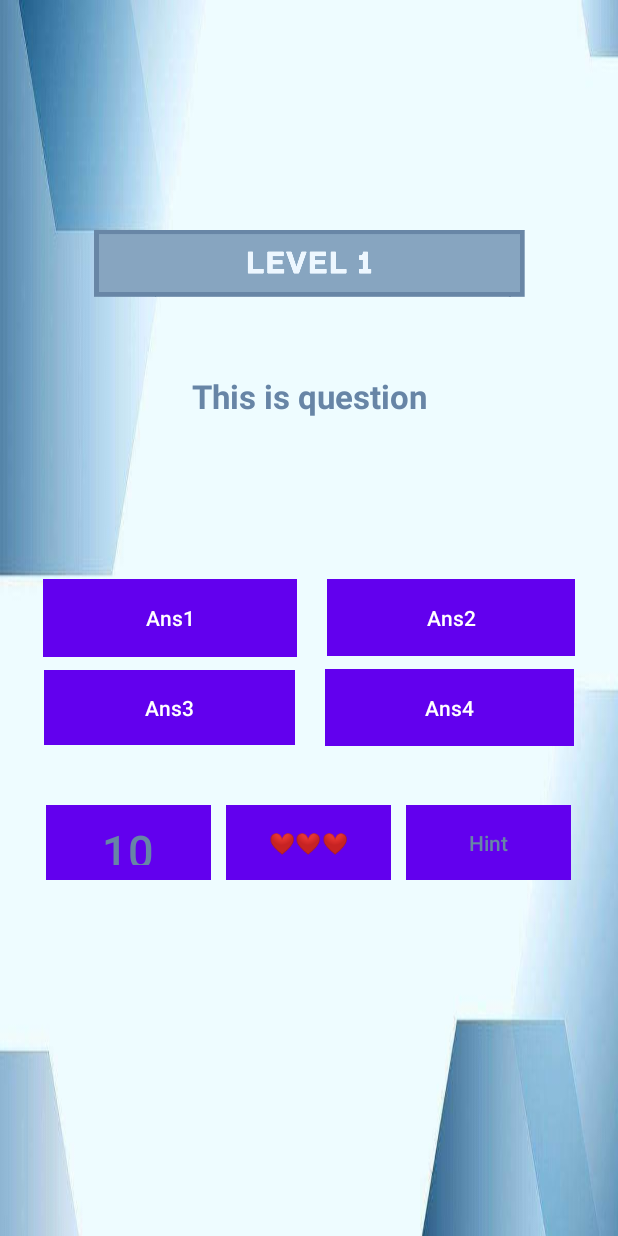
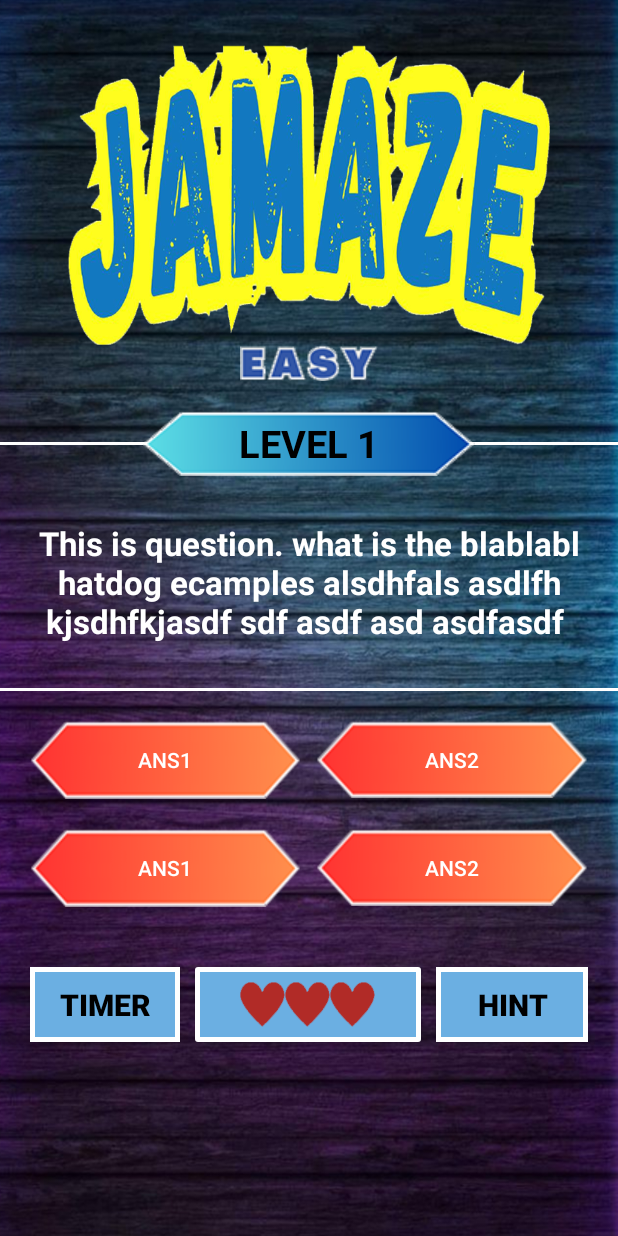
Before and after one commit to cubby02/JaMaze, an Android app: the layout activity_questions.xml on its own in the app's theme, with its tools: preview values and no code run, on a phone screen of 412 x 824 dp. Run offline under Robolectric (Android 15) with nearby library versions, the phone set to English and light mode, and no system bars.

Commit message:
layout questions

```diff
--- a/app/src/main/java/com/example/test60/Menu/ActivityQuestions.java
+++ b/app/src/main/java/com/example/test60/Menu/ActivityQuestions.java
@@ -42,7 +42,7 @@ import com.example.test60.Utilities.SoundPlayer;
 
 public class ActivityQuestions extends AppCompatActivity implements View.OnClickListener {
     public SoundPlayer sound;
-    TextView questionsTextview;
+    TextView questionsTextview,txtLevel;
     Button ans1, ans2, ans3, ans4, heart, timer, hint;
     private Button countdownButton;
     private CountDownTimer countDownTimer;
@@ -72,6 +72,7 @@ public class ActivityQuestions extends AppCompatActivity implements View.OnClick
         timer = findViewById(R.id.timer);
         hint = findViewById(R.id.hint);
         countdownButton = findViewById(R.id.timer);
+        txtLevel = findViewById(R.id.txtLevel);
 
         ans1.setOnClickListener(this);
         ans2.setOnClickListener(this);
--- /dev/null
+++ b/app/src/main/res/drawable/button_bg_shape.xml
@@ -0,0 +1,5 @@
+<?xml version="1.0" encoding="utf-8"?>
+<shape xmlns:android="http://schemas.android.com/apk/res/android">
+    <solid android:color="@color/light_blue"/>
+    <stroke android:color="@color/white" android:width="3dp"/>
+</shape>
--- a/app/src/main/res/layout/activity_congrats.xml
+++ b/app/src/main/res/layout/activity_congrats.xml
@@ -42,6 +42,7 @@
                 android:layout_gravity="center"
                 android:layout_marginTop="50dp"
                 android:layout_below="@id/msg2"
+                android:background="@android:color/transparent"
                 android:src="@drawable/continue_btn" />
 
             <LinearLayout
@@ -53,25 +54,27 @@
 
                 <ImageButton
                     android:id="@+id/homeBtn"
-                    android:layout_width="50dp"
-                    android:layout_height="50dp"
+                    android:layout_width="wrap_content"
+                    android:layout_height="wrap_content"
+                    android:background="@android:color/transparent"
                     android:src="@drawable/home_btn"
                     android:contentDescription="home" />
 
                 <ImageButton
                     android:id="@+id/settingsBtn"
-                    android:layout_width="50dp"
-                    android:layout_height="50dp"
+                    android:layout_width="wrap_content"
+                    android:layout_height="wrap_content"
                     android:src="@drawable/settings_btn"
                     android:layout_marginStart="15dp"
                     android:layout_marginEnd="15dp"
-                    android:background="@drawable/sett"
+                    android:background="@android:color/transparent"
                     android:contentDescription="settings" />
 
                 <ImageButton
                     android:id="@+id/backBtn3"
-                    android:layout_width="50dp"
-                    android:layout_height="50dp"
+                    android:layout_width="wrap_content"
+                    android:layout_height="wrap_content"
+                    android:background="@android:color/transparent"
                     android:src="@drawable/back_btn"
                     android:contentDescription="press to back" />
 
--- a/app/src/main/res/layout/activity_questions.xml
+++ b/app/src/main/res/layout/activity_questions.xml
@@ -1,147 +1,238 @@
 <?xml version="1.0" encoding="utf-8"?>
-<RelativeLayout xmlns:android="http://schemas.android.com/apk/res/android"
+<ScrollView xmlns:android="http://schemas.android.com/apk/res/android"
     xmlns:app="http://schemas.android.com/apk/res-auto"
     xmlns:tools="http://schemas.android.com/tools"
     android:layout_width="match_parent"
     android:layout_height="match_parent"
     tools:context=".Menu.ActivityQuestions"
-    android:background="@drawable/bg2">
+    android:background="@drawable/question_bg_2">
 
-    <androidx.constraintlayout.widget.ConstraintLayout
+    <LinearLayout
+        android:layout_width="match_parent"
+        android:layout_height="match_parent"
+        android:orientation="vertical">
+        <RelativeLayout
             android:layout_width="match_parent"
             android:layout_height="match_parent">
 
-        <TextView
-            android:id="@+id/questions"
+            <ImageView
+                android:id="@+id/imageView8"
                 android:layout_width="match_parent"
-            android:layout_height="wrap_content"
-            android:text="This is question"
-            android:textAlignment="center"
-            android:textColor="#6785A6"
-            android:textSize="22dp"
-            android:textStyle="bold"
-            app:layout_constraintBottom_toBottomOf="parent"
+                android:layout_height="200dp"
+                android:layout_marginTop="30dp"
+                android:layout_marginStart="20dp"
+                android:layout_marginEnd="20dp"
+                app:layout_constraintEnd_toEndOf="parent"
+                app:layout_constraintStart_toStartOf="parent"
                 app:layout_constraintTop_toTopOf="parent"
-            app:layout_constraintVertical_bias="0.314"
-            tools:layout_editor_absoluteX="0dp" />
+                android:src="@drawable/jamaze_logo"/>
 
             <ImageView
                 android:id="@+id/imageView19"
-            android:layout_width="287dp"
-            android:layout_height="151dp"
-            app:layout_constraintBottom_toBottomOf="parent"
-            app:layout_constraintEnd_toEndOf="parent"
-            app:layout_constraintStart_toStartOf="parent"
-            app:layout_constraintTop_toTopOf="parent"
-            app:layout_constraintVertical_bias="0.149"
-            app:srcCompat="@drawable/level1title" />
+                android:layout_below="@id/imageView8"
+                android:layout_width="wrap_content"
+                android:layout_height="wrap_content"
+                android:layout_centerHorizontal="true"
+                android:src="@drawable/easy_text"/>
+
+            <RelativeLayout
+                android:id="@+id/relativeLayout"
+                android:layout_marginTop="20dp"
+                android:layout_below="@id/imageView19"
+                android:layout_width="match_parent"
+                android:layout_height="wrap_content">
+                <ImageView
+                    android:layout_width="match_parent"
+                    android:layout_height="2dp"
+                    android:background="@color/white"
+                    android:layout_centerVertical="true"/>
+
+                <ImageView
+                    android:layout_width="wrap_content"
+                    android:layout_height="wrap_content"
+                    android:src="@drawable/blue_btn_bg"
+                    android:layout_centerHorizontal="true"
+                    android:layout_centerVertical="true"/>
+
+                <TextView
+                    android:id="@+id/txtLevel"
+                    android:layout_width="wrap_content"
+                    android:layout_height="wrap_content"
+                    android:text="LEVEL 1"
+                    android:textSize="25sp"
+                    android:textStyle="bold"
+                    android:textColor="@color/black"
+                    android:layout_centerHorizontal="true"
+                    android:layout_centerVertical="true"/>
+            </RelativeLayout>
+
+            <TextView
+                android:id="@+id/questions"
+                android:layout_below="@id/relativeLayout"
+                android:layout_marginStart="20dp"
+                android:layout_marginEnd="20dp"
+                android:layout_width="match_parent"
+                android:layout_height="wrap_content"
+                android:text="This is question. what is the blablabl hatdog ecamples alsdhfals asdlfh kjsdhfkjasdf sdf asdf asd asdfasdf "
+                android:textAlignment="center"
+                android:textColor="@color/white"
+                android:layout_marginTop="30dp"
+                android:textSize="22dp"
+                android:textStyle="bold" />
+
+            <ImageView
+                android:id="@+id/line"
+                android:layout_width="match_parent"
+                android:layout_height="2dp"
+                android:background="@color/white"
+                android:layout_marginTop="30dp"
+                android:layout_below="@id/questions"/>
+
 
             <LinearLayout
+                android:layout_below="@+id/line"
+                android:layout_marginTop="20dp"
+                android:paddingStart="20dp"
+                android:paddingEnd="20dp"
                 android:id="@+id/linearLayout"
                 android:layout_width="match_parent"
-            android:layout_height="match_parent"
-            android:gravity="center"
-            android:orientation="horizontal"
-            tools:layout_editor_absoluteY="120dp">
+                android:layout_height="wrap_content"
+                android:orientation="horizontal">
 
-            <Button
+                <androidx.appcompat.widget.AppCompatButton
                     android:id="@+id/ans1"
-                android:layout_width="169dp"
+                    android:layout_width="0dp"
+                    android:layout_weight="1"
                     android:layout_height="52dp"
                     android:layout_gravity="center"
-                android:layout_marginEnd="20dp"
-                android:background="@color/purple_500"
-                android:backgroundTint="#5785A6"
+                    android:background="@drawable/red_btn_bg"
                     android:text="Ans1"
                     android:textColor="@color/white" />
 
-            <Button
+                <androidx.appcompat.widget.AppCompatButton
                     android:id="@+id/ans2"
-                android:layout_width="165dp"
+                    android:layout_width="0dp"
+                    android:layout_weight="1"
                     android:layout_height="51dp"
+                    android:layout_marginStart="10dp"
                     android:layout_gravity="center"
-                android:background="@color/teal_700"
-                android:backgroundTint="#5785A6"
+                    android:background="@drawable/red_btn_bg"
                     android:text="Ans2"
                     android:textColor="@color/white" />
 
             </LinearLayout>
 
             <LinearLayout
+                android:id="@+id/linearLayout2"
+                android:layout_below="@id/linearLayout"
+                android:padding="20dp"
                 android:layout_width="match_parent"
-            android:layout_height="match_parent"
-            android:gravity="center"
-            android:orientation="horizontal"
-            android:layout_marginTop="120dp"
-            tools:layout_editor_absoluteX="334dp">
+                android:layout_height="wrap_content"
+                android:orientation="horizontal">
 
-            <Button
+                <androidx.appcompat.widget.AppCompatButton
                     android:id="@+id/ans3"
-                android:layout_width="167dp"
-                android:layout_height="50dp"
+                    android:layout_width="0dp"
+                    android:layout_weight="1"
+                    android:layout_height="52dp"
                     android:layout_gravity="center"
-                android:background="@color/teal_700"
-                android:backgroundTint="#5785A6"
-                android:text="Ans3"
-                android:layout_marginEnd="20dp"
+                    android:background="@drawable/red_btn_bg"
+                    android:text="Ans1"
                     android:textColor="@color/white" />
 
-            <Button
+                <androidx.appcompat.widget.AppCompatButton
                     android:id="@+id/ans4"
-                android:layout_width="166dp"
+                    android:layout_width="0dp"
+                    android:layout_weight="1"
                     android:layout_height="51dp"
+                    android:layout_marginStart="10dp"
                     android:layout_gravity="center"
-                android:background="@color/teal_700"
-                android:backgroundTint="#5785A6"
-                android:text="Ans4"
+                    android:background="@drawable/red_btn_bg"
+                    android:text="Ans2"
                     android:textColor="@color/white" />
 
             </LinearLayout>
 
             <LinearLayout
+                android:paddingBottom="30dp"
+                android:layout_below="@+id/linearLayout2"
+                android:paddingStart="20dp"
+                android:paddingEnd="20dp"
+                android:layout_width="match_parent"
+                android:layout_height="wrap_content"
+                android:gravity="center"
+                android:orientation="horizontal"
+                android:layout_marginTop="20dp">
+
+                <androidx.appcompat.widget.AppCompatButton
+                    android:id="@+id/timer"
+                    android:layout_width="0dp"
+                    android:layout_weight="1"
+                    android:layout_height="50dp"
+                    android:layout_marginEnd="10dp"
+                    android:text="TIMER"
+                    android:textSize="20sp"
+                    android:textStyle="bold"
+                    android:textColor="@color/black"
+                    android:background="@drawable/button_bg_shape"/>
+
+                <androidx.cardview.widget.CardView
+                    android:id="@+id/heart"
+                    android:layout_width="0dp"
+                    android:layout_weight="1.5"
+                    android:layout_height="50dp"
+                    android:layout_marginEnd="10dp"
+                    android:backgroundTint="@android:color/transparent">
+
+                    <ImageView
                         android:layout_width="match_parent"
                         android:layout_height="match_parent"
-            android:gravity="center"
-            android:orientation="horizontal"
-            android:layout_marginTop="300dp"
-            tools:layout_editor_absoluteX="334dp"
-            tools:layout_editor_absoluteY="300dp">
 
-            <Button
-                android:id="@+id/timer"
-                android:layout_width="110dp"
-                android:layout_height="50dp"
-                android:layout_marginEnd="10dp"
-                android:text="10"
-                android:textSize="30dp"
-                android:textColor="#6785a6"
-                android:background="@drawable/border_button"
-                />
-
-            <Button
-                android:id="@+id/heart"
-                android:layout_width="110dp"
-                android:layout_height="50dp"
-                android:layout_marginEnd="10dp"
                         android:text="&#x2764;&#x2764;&#x2764;"
                         android:textColor="#6785a6"
-                android:background="@drawable/border_button"
-                />
+                        android:background="@drawable/button_bg_shape"/>
+                    <LinearLayout
+                        android:layout_width="match_parent"
+                        android:layout_height="match_parent"
+                        android:orientation="horizontal"
+                        android:gravity="center">
 
+                        <ImageView
+                            android:id="@+id/heart1"
+                            android:visibility="visible"
+                            android:layout_width="30dp"
+                            android:layout_height="30dp"
+                            android:background="@drawable/heart_img"/>
+                        <ImageView
+                            android:id="@+id/heart2"
+                            android:visibility="visible"
+                            android:layout_width="30dp"
+                            android:layout_height="30dp"
+                            android:background="@drawable/heart_img"/>
+                        <ImageView
+                            android:id="@+id/heart3"
+                            android:visibility="visible"
+                            android:layout_width="30dp"
+                            android:layout_height="30dp"
+                            android:background="@drawable/heart_img"/>
+                    </LinearLayout>
 
-            <Button
+                </androidx.cardview.widget.CardView>
+
+                <androidx.appcompat.widget.AppCompatButton
                     android:id="@+id/hint"
-                android:layout_width="110dp"
+                    android:layout_width="0dp"
+                    android:layout_weight="1"
                     android:layout_height="50dp"
-                android:text="Hint"
-                android:textColor="#6785a6"
-                android:background="@drawable/border_button"
-                />
+                    android:text="HINT"
+                    android:textSize="20sp"
+                    android:textStyle="bold"
+                    android:textColor="@color/black"
+                    android:background="@drawable/button_bg_shape" />
 
+            </LinearLayout>
+        </RelativeLayout>
     </LinearLayout>
 
 
-    </androidx.constraintlayout.widget.ConstraintLayout>
-
-
-</RelativeLayout>
+</ScrollView>
--- a/app/src/main/res/values/colors.xml
+++ b/app/src/main/res/values/colors.xml
@@ -7,4 +7,5 @@
     <color name="teal_700">#FF018786</color>
     <color name="black">#FF000000</color>
     <color name="white">#FFFFFFFF</color>
+    <color name="light_blue">#6bafe2</color>
 </resources>
```
Also changed, not shown: app/src/main/res/drawable/average_text.png (added), app/src/main/res/drawable/blue_btn_bg.png (added), app/src/main/res/drawable/easy_text.png (added), app/src/main/res/drawable/extreme_text.png (added), app/src/main/res/drawable/hard_text.png (added), app/src/main/res/drawable/heart_img.png (added), app/src/main/res/drawable/question_bg.png (added), app/src/main/res/drawable/question_bg_2.png (added), app/src/main/res/drawable/red_btn_bg.png (added). Lines whose indentation alone changed are shown as unchanged.
